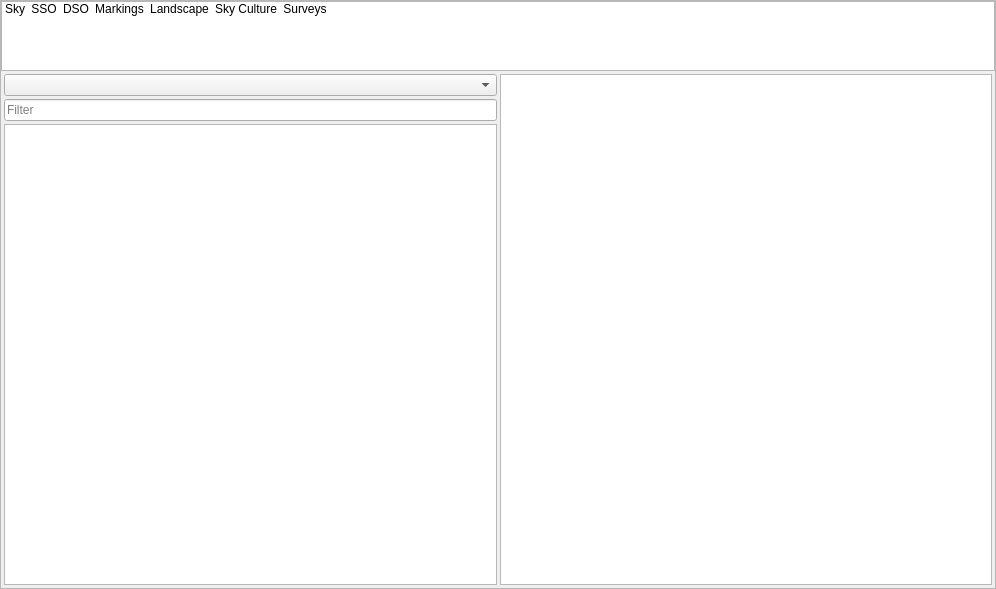
This is src/gui/viewDialog.ui in Stellarium/stellarium as Qt 5 draws it before an edit. The edited form follows.
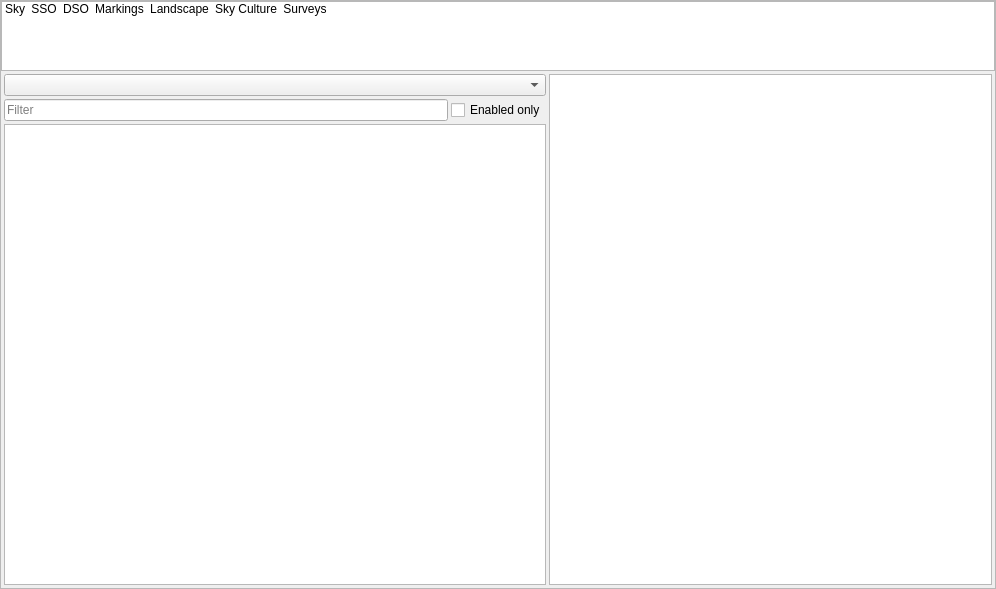
This is the edited form. The open tabs and pages were chosen to show the change. Icons and pictures are not drawn. Custom widgets are drawn as their Qt base class.

Commit message: Add a filter to list only enabled surveys

What changed in the file:
```diff
--- a/src/gui/viewDialog.ui
+++ b/src/gui/viewDialog.ui
@@ -6561,16 +6561,13 @@
           <property name="spacing">
            <number>3</number>
           </property>
-          <item row="0" column="1" rowspan="3">
+          <item row="0" column="2" rowspan="3">
            <widget class="QTextBrowser" name="surveysTextBrowser">
             <property name="openExternalLinks">
              <bool>true</bool>
             </property>
            </widget>
           </item>
-          <item row="0" column="0">
-           <widget class="QComboBox" name="surveyTypeComboBox"/>
-          </item>
           <item row="1" column="0">
            <widget class="QLineEdit" name="surveysFilter">
             <property name="placeholderText">
@@ -6581,7 +6578,17 @@
             </property>
            </widget>
           </item>
-          <item row="2" column="0">
+          <item row="1" column="1">
+           <widget class="QCheckBox" name="listOnlyEnabledSurveys">
+            <property name="text">
+             <string extracomment="Short for &quot;list only enabled surveys&quot;">Enabled only</string>
+            </property>
+           </widget>
+          </item>
+          <item row="0" column="0" colspan="2">
+           <widget class="QComboBox" name="surveyTypeComboBox"/>
+          </item>
+          <item row="2" column="0" colspan="2">
            <widget class="QTreeWidget" name="surveysTreeWidget">
             <property name="horizontalScrollBarPolicy">
              <enum>Qt::ScrollBarAlwaysOff</enum>
```
The commit also changes 2 other files.
